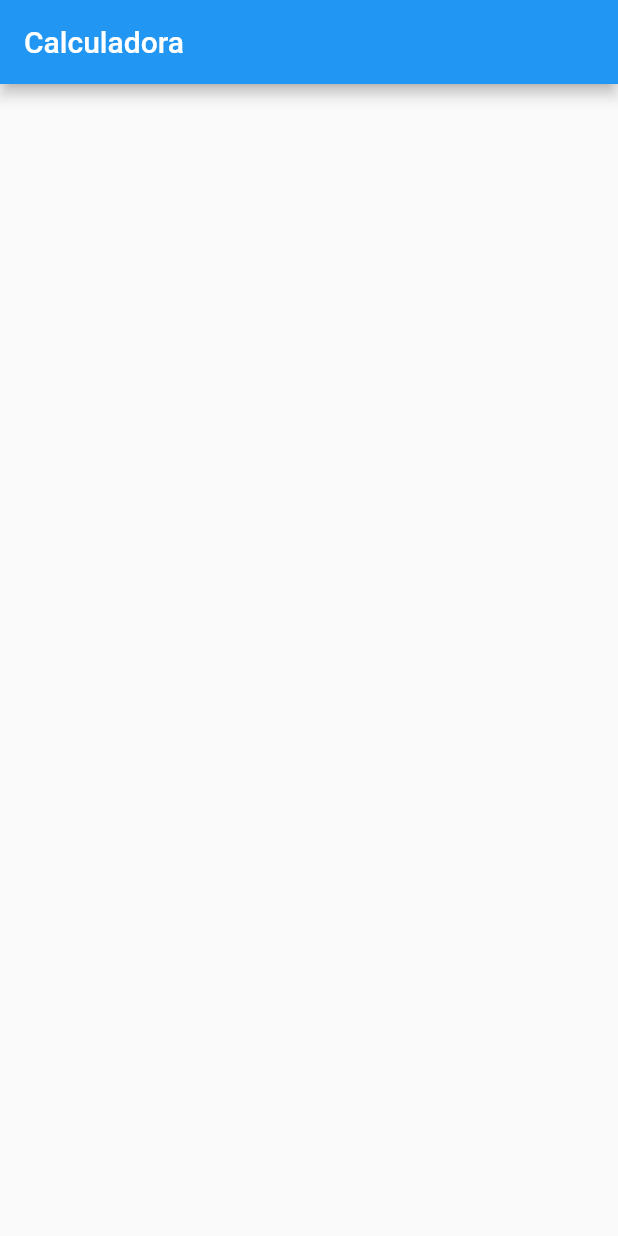
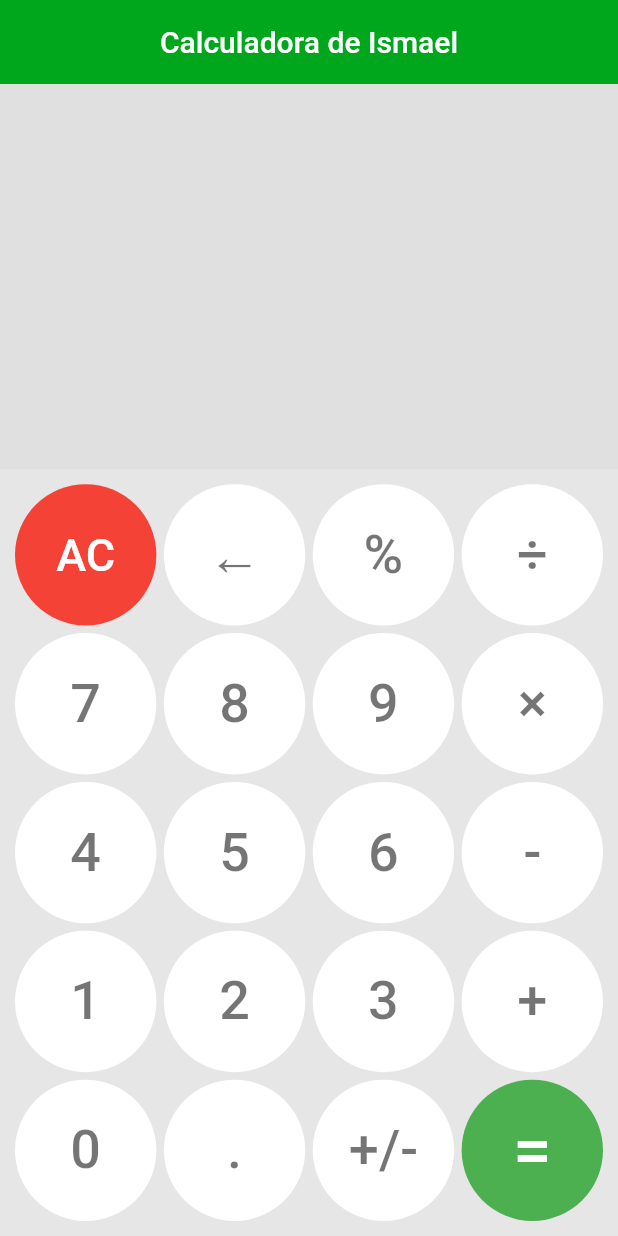
Before and after one commit to alquemistdev/Calculadora-Flutter, a Flutter app: the screen it shows after launch, on a phone screen of 412 x 824 dp. Run offline on Flutter 3.47's test engine with Material 2 defaults, Android fonts, the phone set to English and light mode, and no system bars.

Commit message:
Colocando interface

```diff
--- /dev/null
+++ b/lib/components/botao.dart
@@ -0,0 +1,29 @@
+import 'package:flutter/material.dart';
+
+class Botao extends StatelessWidget {
+  const Botao({
+    super.key,
+    required this.texto,
+    required this.tamanho,
+    required this.pressionar,
+  });
+
+  final String texto;
+  final double tamanho;
+  final Function(String) pressionar;
+
+  @override
+  Widget build(BuildContext context) {
+    return FilledButton(
+      onPressed: () => pressionar(texto),
+      style: ButtonStyle(
+        backgroundColor: MaterialStateProperty.all(Colors.white),
+        overlayColor: MaterialStateProperty.all(Colors.black38),
+      ),
+      child: Text(
+        texto,
+        style: TextStyle(color: Colors.black54, fontSize: tamanho),
+      ),
+    );
+  }
+}
--- /dev/null
+++ b/lib/components/formula.dart
@@ -0,0 +1,24 @@
+import 'package:flutter/material.dart';
+
+class Formula extends StatelessWidget {
+  Formula({super.key, required this.texto});
+
+  String texto;
+
+  @override
+  Widget build(BuildContext context) {
+    return Container(
+      width: double.infinity,
+      child: Container(
+        width: double.infinity,
+        padding: const EdgeInsets.fromLTRB(0, 10, 30, 10),
+        color: const Color.fromARGB(255, 224, 224, 224),
+        child: Text(
+          texto,
+          textAlign: TextAlign.end,
+          style: const TextStyle(fontSize: 30, color: Colors.black54),
+        ),
+      ),
+    );
+  }
+}
--- /dev/null
+++ b/lib/components/teclado.dart
@@ -0,0 +1,55 @@
+import 'package:flutter/material.dart';
+import 'package:calculadora/components/botao.dart';
+
+class Teclado extends StatelessWidget {
+  Teclado({super.key, required this.texto, required this.pressionar});
+
+  String texto;
+  final Function(String) pressionar;
+
+  @override
+  Widget build(BuildContext context) {
+    return GridView.count(
+      primary: false,
+      crossAxisSpacing: 5,
+      mainAxisSpacing: 5,
+      crossAxisCount: 4,
+      shrinkWrap: true,
+      padding: const EdgeInsets.all(10),
+      children: <Widget>[
+        FilledButton(
+            onPressed: () => pressionar('AC'),
+            style: ButtonStyle(
+                backgroundColor: MaterialStateProperty.all(Colors.red),
+                overlayColor: MaterialStateProperty.all(Colors.black38)),
+            child: const Text('AC',
+                style: TextStyle(color: Colors.white, fontSize: 30))),
+        Botao(texto: '←', tamanho: 36, pressionar: pressionar),
+        Botao(texto: '%', tamanho: 36, pressionar: pressionar),
+        Botao(texto: '÷', tamanho: 36, pressionar: pressionar),
+        Botao(texto: '7', tamanho: 36, pressionar: pressionar),
+        Botao(texto: '8', tamanho: 36, pressionar: pressionar),
+        Botao(texto: '9', tamanho: 36, pressionar: pressionar),
+        Botao(texto: '×', tamanho: 36, pressionar: pressionar),
+        Botao(texto: '4', tamanho: 36, pressionar: pressionar),
+        Botao(texto: '5', tamanho: 36, pressionar: pressionar),
+        Botao(texto: '6', tamanho: 36, pressionar: pressionar),
+        Botao(texto: '-', tamanho: 36, pressionar: pressionar),
+        Botao(texto: '1', tamanho: 36, pressionar: pressionar),
+        Botao(texto: '2', tamanho: 36, pressionar: pressionar),
+        Botao(texto: '3', tamanho: 36, pressionar: pressionar),
+        Botao(texto: '+', tamanho: 36, pressionar: pressionar),
+        Botao(texto: '0', tamanho: 36, pressionar: pressionar),
+        Botao(texto: '.', tamanho: 36, pressionar: pressionar),
+        Botao(texto: '+/-', tamanho: 36, pressionar: pressionar),
+        FilledButton(
+            onPressed: () => pressionar('='),
+            style: ButtonStyle(
+                backgroundColor: MaterialStateProperty.all(Colors.green),
+                overlayColor: MaterialStateProperty.all(Colors.black38)),
+            child: const Text('=',
+                style: TextStyle(color: Colors.white, fontSize: 46))),
+      ],
+    );
+  }
+}
--- /dev/null
+++ b/lib/components/visor.dart
@@ -0,0 +1,45 @@
+import 'package:flutter/material.dart';
+import 'package:calculadora/components/formula.dart';
+import 'package:calculadora/components/teclado.dart';
+import 'package:calculadora/model/expressao.dart';
+
+class Visor extends StatefulWidget {
+  const Visor({super.key});
+
+  @override
+  State<Visor> createState() => _VisorState();
+}
+
+class _VisorState extends State<Visor> {
+  String texto = '';
+
+  editar(String entrada) {
+    setState(() {
+      switch (entrada) {
+        case 'AC':
+          texto = '';
+          break;
+        case '←':
+          if (texto.isNotEmpty) texto = texto.substring(0, texto.length - 1);
+          break;
+        case '=':
+          texto = Expressao(dado: texto).toString();
+          break;
+        default:
+          texto += entrada;
+          break;
+      }
+    });
+  }
+
+  @override
+  Widget build(BuildContext context) {
+    return Column(
+        mainAxisSize: MainAxisSize.max,
+        mainAxisAlignment: MainAxisAlignment.spaceBetween,
+        children: [
+          Expanded(child: Formula(texto: texto)),
+          Teclado(texto: texto, pressionar: editar)
+        ]);
+  }
+}
--- a/lib/main.dart
+++ b/lib/main.dart
@@ -1,6 +1,7 @@
 // ignore_for_file: prefer_const_constructors
 
 import 'package:flutter/material.dart';
+import 'package:calculadora/components/visor.dart';
 
 void main(List<String> args) => runApp(Calculadora());
 
@@ -11,6 +12,7 @@ class Calculadora extends StatelessWidget {
   Widget build(BuildContext context) {
     return MaterialApp(
       home: Pagina(),
+      debugShowCheckedModeBanner: false,
     );
   }
 }
@@ -22,8 +24,15 @@ class Pagina extends StatelessWidget {
   Widget build(BuildContext context) {
     return Scaffold(
       appBar: AppBar(
-        title: Text('Calculadora'),
+        title: Text(
+          'Calculadora de Ismael',
+        ),
+        backgroundColor: Color.fromARGB(255, 0, 167, 28),
+        shadowColor: Color.fromARGB(0, 0, 0, 0),
+        centerTitle: true,
       ),
+      body: Visor(),
+      backgroundColor: Color.fromARGB(255, 230, 230, 230),
     );
   }
 }
--- a/lib/model/expressao.dart
+++ b/lib/model/expressao.dart
@@ -99,7 +99,7 @@ class Expressao {
       formula.removeAt(index);
       formula[index - 1] = result.toString();
     },
-    '*': (int index, List formula) {
+    '×': (int index, List formula) {
       double result = 0;
       result =
           double.parse(formula[index - 1]) * double.parse(formula[index + 1]);
@@ -107,7 +107,7 @@ class Expressao {
       formula.removeAt(index);
       formula[index - 1] = result.toString();
     },
-    '/': (int index, List formula) {
+    '÷': (int index, List formula) {
       double result = 0;
       result =
           double.parse(formula[index - 1]) / double.parse(formula[index + 1]);
@@ -245,7 +245,6 @@ class Expressao {
           }
         }
       }
-      print('= ${aux.reduce((value, element) => value += element)}');
     }
     return calcularFormula(formula: total);
   }
```
